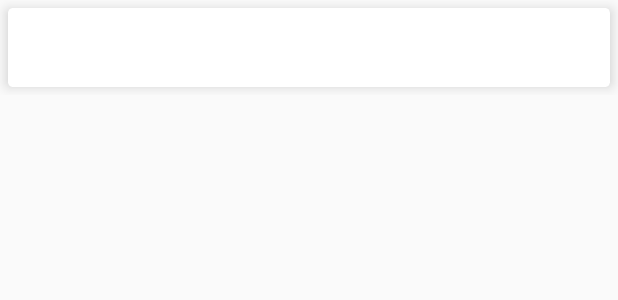
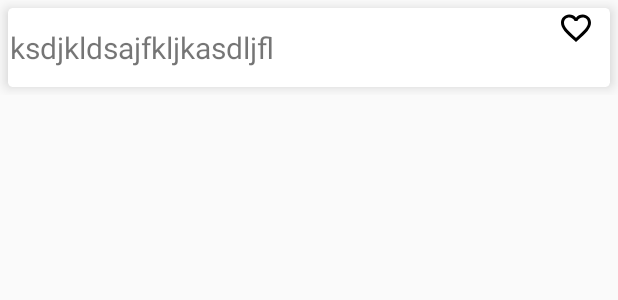
Before and after one commit to joaolutzSDM/AgendaSQLite, an Android app: the layout contato_celula.xml on its own in the app's theme, with its tools: preview values and no code run, on a phone screen of 412 x 824 dp. Shown: the top 300 px of the screen. Run offline under Robolectric (Android 15) with nearby library versions, the phone set to English and light mode, and no system bars.

Commit message:
Inclusão do campo favoritado

```diff
--- a/app/src/main/java/br/edu/ifspsaocarlos/agenda/data/SQLiteHelper.java
+++ b/app/src/main/java/br/edu/ifspsaocarlos/agenda/data/SQLiteHelper.java
@@ -10,6 +10,7 @@ class SQLiteHelper extends SQLiteOpenHelper {
     static final String KEY_NAME = "nome";
     static final String KEY_FONE = "fone";
     static final String KEY_EMAIL = "email";
+    static final String KEY_FAV = "favorite";
     private static final int DATABASE_VERSION = 1;
     private static final String DATABASE_CREATE = "CREATE TABLE "+ DATABASE_TABLE +" (" +
             KEY_ID  +  " INTEGER PRIMARY KEY AUTOINCREMENT, " +
--- /dev/null
+++ b/app/src/main/res/drawable/ic_favorite_border_black_24dp.xml
@@ -0,0 +1,9 @@
+<vector xmlns:android="http://schemas.android.com/apk/res/android"
+        android:width="24dp"
+        android:height="24dp"
+        android:viewportWidth="24.0"
+        android:viewportHeight="24.0">
+    <path
+        android:fillColor="#FF000000"
+        android:pathData="M16.5,3c-1.74,0 -3.41,0.81 -4.5,2.09C10.91,3.81 9.24,3 7.5,3 4.42,3 2,5.42 2,8.5c0,3.78 3.4,6.86 8.55,11.54L12,21.35l1.45,-1.32C18.6,15.36 22,12.28 22,8.5 22,5.42 19.58,3 16.5,3zM12.1,18.55l-0.1,0.1 -0.1,-0.1C7.14,14.24 4,11.39 4,8.5 4,6.5 5.5,5 7.5,5c1.54,0 3.04,0.99 3.57,2.36h1.87C13.46,5.99 14.96,5 16.5,5c2,0 3.5,1.5 3.5,3.5 0,2.89 -3.14,5.74 -7.9,10.05z"/>
+</vector>
--- a/app/src/main/res/layout/contato_celula.xml
+++ b/app/src/main/res/layout/contato_celula.xml
@@ -9,20 +9,38 @@
     <android.support.v7.widget.CardView
         android:id="@+id/card_view"
         android:layout_gravity="center"
-        android:layout_width="fill_parent"
+        android:layout_width="match_parent"
         android:layout_height="wrap_content"
         android:layout_margin="5dp"
         app:cardCornerRadius="3dp"
         app:cardElevation="5dp"
         app:contentPadding="1dp">
 
+        <LinearLayout
+            android:layout_width="match_parent"
+            android:layout_height="match_parent"
+            android:orientation="horizontal">
+
             <TextView
                 android:id="@+id/nome"
                 android:layout_width="wrap_content"
                 android:layout_height="50dp"
                 android:textSize="20sp"
+                android:text="ksdjkldsajfkljkasdljfl"
+                android:layout_weight="10"
                 android:gravity="center_vertical"
                 />
+
+            <ImageView
+                android:id="@+id/imgFavorite"
+                android:layout_width="wrap_content"
+                android:layout_height="wrap_content"
+                android:layout_weight="1"
+                android:contentDescription="@string/imagem_favorito"
+                android:gravity="center_vertical"
+                app:srcCompat="@drawable/ic_favorite_border_black_24dp" />
+
+        </LinearLayout>
 
     </android.support.v7.widget.CardView>
 
--- a/app/src/main/res/values/strings.xml
+++ b/app/src/main/res/values/strings.xml
@@ -13,4 +13,5 @@
     <string name="contato_adicionado">Contato adicionado</string>
     <string name="contato_alterado">Informações do contato alteradas</string>
     <string name="contato_apagado">Contato removido</string>
+    <string name="imagem_favorito">Imagem_Favorito</string>
 </resources>
--- a/build.gradle
+++ b/build.gradle
@@ -7,7 +7,7 @@ buildscript {
         jcenter()
     }
     dependencies {
-        classpath 'com.android.tools.build:gradle:3.2.0'
+        classpath 'com.android.tools.build:gradle:3.2.1'
 
 
         // NOTE: Do not place your application dependencies here; they belong
```
Also changed, not shown: app/src/main/java/br/edu/ifspsaocarlos/agenda/activity/MainActivity.java (+8 -3 lines), app/src/main/java/br/edu/ifspsaocarlos/agenda/adapter/ContatoAdapter.java (+19 -7 lines), app/src/main/java/br/edu/ifspsaocarlos/agenda/data/ContatoDAO.java (+13 -6 lines), app/src/main/java/br/edu/ifspsaocarlos/agenda/model/Contato.java (+8 -0 lines), app/src/main/res/drawable/ic_favorite_black_24dp.xml (added, +9 -0 lines). Lines whose indentation alone changed are shown as unchanged.
